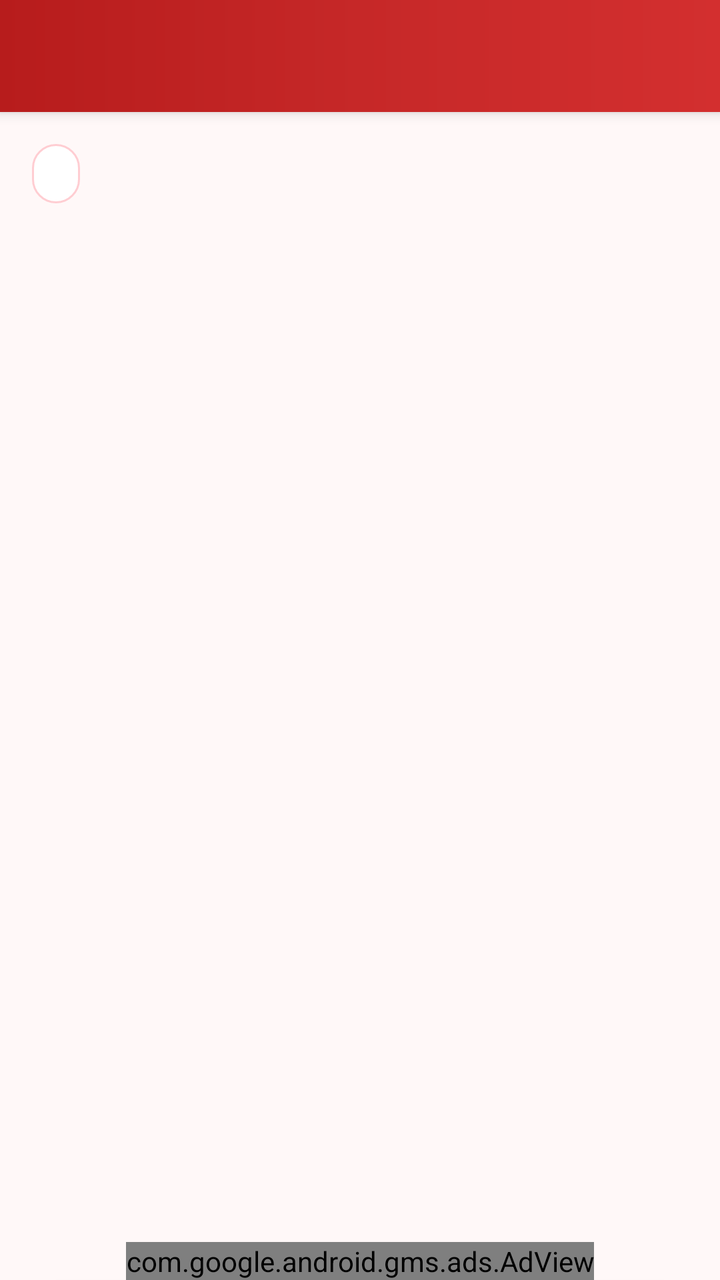
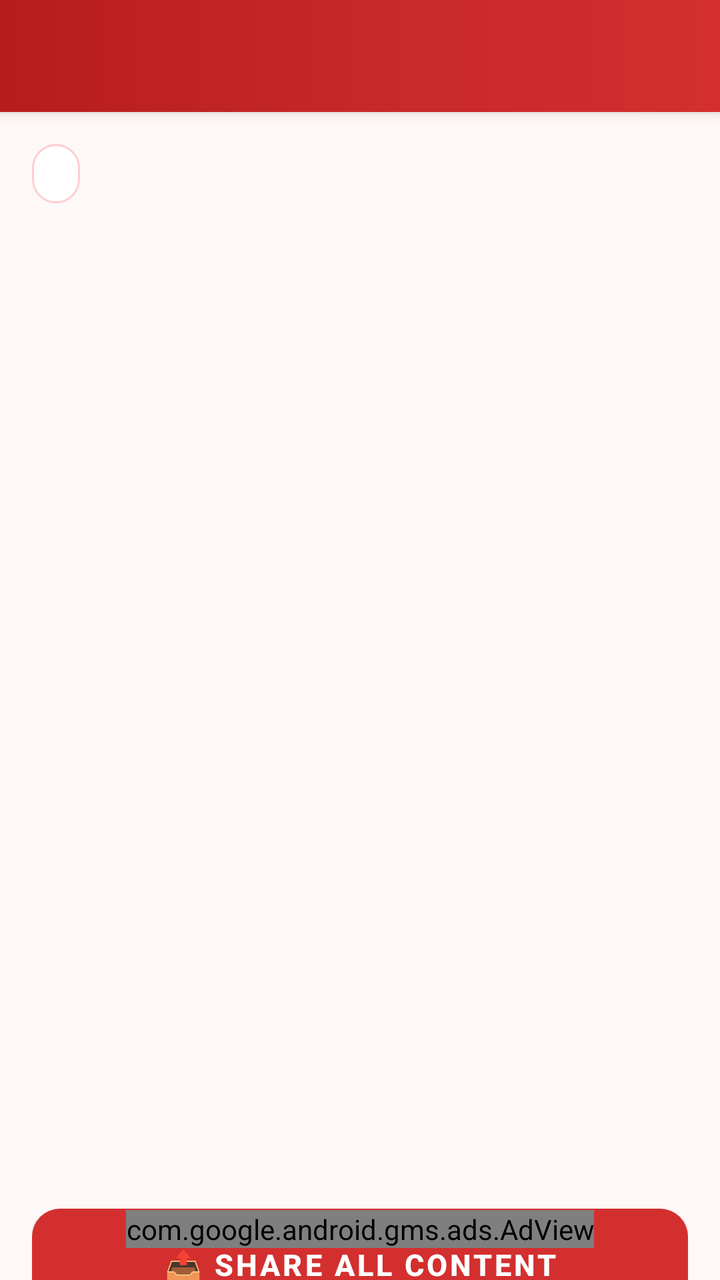

The first picture is an Android layout as it rendered before a commit; the second is the same layout after the commit. The layout source and the unified diff follow.
<!-- AndroidManifest.xml: application theme Theme.AITubeSEO -->
<!-- res/layout/activity_seo_result.xml -->
<?xml version="1.0" encoding="utf-8"?>
<androidx.coordinatorlayout.widget.CoordinatorLayout
    xmlns:android="http://schemas.android.com/apk/res/android"
    xmlns:app="http://schemas.android.com/apk/res-auto"
    xmlns:ads="http://schemas.android.com/apk/res-auto"
    android:layout_width="match_parent"
    android:layout_height="match_parent"
    android:background="@color/background">

    <com.google.android.material.appbar.AppBarLayout
        android:layout_width="match_parent"
        android:layout_height="wrap_content"
        android:theme="@style/ThemeOverlay.MaterialComponents.Dark.ActionBar">
        <androidx.appcompat.widget.Toolbar
            android:id="@+id/toolbar"
            android:layout_width="match_parent"
            android:layout_height="?attr/actionBarSize"
            android:background="@drawable/toolbar_gradient"
            app:titleTextColor="#FFFFFF" />
    </com.google.android.material.appbar.AppBarLayout>

    <androidx.core.widget.NestedScrollView
        android:layout_width="match_parent"
        android:layout_height="match_parent"
        android:paddingBottom="70dp"
        android:clipToPadding="false"
        app:layout_behavior="@string/appbar_scrolling_view_behavior">

        <LinearLayout
            android:layout_width="match_parent"
            android:layout_height="wrap_content"
            android:orientation="vertical"
            android:padding="16dp">

            
            <TextView
                android:id="@+id/tvTopic"
                android:layout_width="wrap_content"
                android:layout_height="wrap_content"
                android:layout_marginBottom="16dp"
                android:textSize="13sp"
                android:textColor="@color/primary_dark"
                android:background="@drawable/card_border"
                android:paddingHorizontal="12dp"
                android:paddingVertical="6dp" />

            
            <com.google.android.material.card.MaterialCardView
                android:id="@+id/cardTitle"
                android:layout_width="match_parent"
                android:layout_height="wrap_content"
                android:layout_marginBottom="14dp"
                android:alpha="0"
                app:cardCornerRadius="18dp"
                app:cardElevation="5dp"
                app:strokeColor="@color/divider"
                app:strokeWidth="1dp">

                <LinearLayout android:layout_width="match_parent" android:layout_height="wrap_content"
                    android:orientation="vertical" android:padding="18dp">

                    
                    <View android:layout_width="match_parent" android:layout_height="4dp"
                        android:background="@drawable/btn_red_gradient"
                        android:layout_marginBottom="14dp"
                        android:layout_marginHorizontal="-18dp" />

                    <LinearLayout android:layout_width="match_parent" android:layout_height="wrap_content"
                        android:orientation="horizontal" android:gravity="center_vertical"
                        android:layout_marginBottom="10dp">
                        <TextView android:layout_width="0dp" android:layout_height="wrap_content"
                            android:layout_weight="1" android:text="📌 YouTube Title"
                            android:textSize="15sp" android:textStyle="bold" android:textColor="@color/primary_dark" />
                        <com.google.android.material.button.MaterialButton
                            android:id="@+id/btnCopyTitle"
                            android:layout_width="wrap_content" android:layout_height="34dp"
                            android:text="📋 Copy" android:textSize="11sp"
                            android:textColor="@color/primary"
                            android:backgroundTint="@color/primary_ultra_light"
                            app:strokeColor="@color/primary" app:strokeWidth="1dp"
                            app:cornerRadius="10dp"
                            style="@style/Widget.MaterialComponents.Button.OutlinedButton" />
                    </LinearLayout>
                    <TextView android:id="@+id/tvTitle" android:layout_width="match_parent"
                        android:layout_height="wrap_content" android:textSize="15sp"
                        android:textStyle="bold" android:lineSpacingExtra="4dp" />
                </LinearLayout>
            </com.google.android.material.card.MaterialCardView>

            
            <com.google.android.material.card.MaterialCardView
                android:id="@+id/cardDescription"
                android:layout_width="match_parent"
                android:layout_height="wrap_content"
                android:layout_marginBottom="14dp"
                android:alpha="0"
                app:cardCornerRadius="18dp"
                app:cardElevation="5dp"
                app:strokeColor="@color/divider"
                app:strokeWidth="1dp">

                <LinearLayout android:layout_width="match_parent" android:layout_height="wrap_content"
                    android:orientation="vertical" android:padding="18dp">
                    <View android:layout_width="match_parent" android:layout_height="4dp"
                        android:background="@drawable/btn_red_gradient"
                        android:layout_marginBottom="14dp" android:layout_marginHorizontal="-18dp" />
                    <LinearLayout android:layout_width="match_parent" android:layout_height="wrap_content"
                        android:orientation="horizontal" android:gravity="center_vertical"
                        android:layout_marginBottom="10dp">
                        <TextView android:layout_width="0dp" android:layout_height="wrap_content"
                            android:layout_weight="1" android:text="📝 Description"
                            android:textSize="15sp" android:textStyle="bold" android:textColor="@color/primary_dark" />
                        <com.google.android.material.button.MaterialButton
                            android:id="@+id/btnCopyDesc"
                            android:layout_width="wrap_content" android:layout_height="34dp"
                            android:text="📋 Copy" android:textSize="11sp"
                            android:textColor="@color/primary" android:backgroundTint="@color/primary_ultra_light"
                            app:strokeColor="@color/primary" app:strokeWidth="1dp" app:cornerRadius="10dp"
                            style="@style/Widget.MaterialComponents.Button.OutlinedButton" />
                    </LinearLayout>
                    <TextView android:id="@+id/tvDescription" android:layout_width="match_parent"
                        android:layout_height="wrap_content" android:textSize="14sp" android:lineSpacingExtra="5dp" />
                </LinearLayout>
            </com.google.android.material.card.MaterialCardView>

            
            <com.google.android.material.card.MaterialCardView
                android:id="@+id/cardTags"
                android:layout_width="match_parent"
                android:layout_height="wrap_content"
                android:layout_marginBottom="14dp"
                android:alpha="0"
                app:cardCornerRadius="18dp"
                app:cardElevation="5dp"
                app:strokeColor="@color/divider"
                app:strokeWidth="1dp">

                <LinearLayout android:layout_width="match_parent" android:layout_height="wrap_content"
                    android:orientation="vertical" android:padding="18dp">
                    <View android:layout_width="match_parent" android:layout_height="4dp"
                        android:background="@drawable/btn_red_gradient"
                        android:layout_marginBottom="14dp" android:layout_marginHorizontal="-18dp" />
                    <LinearLayout android:layout_width="match_parent" android:layout_height="wrap_content"
                        android:orientation="horizontal" android:gravity="center_vertical"
                        android:layout_marginBottom="10dp">
                        <TextView android:layout_width="0dp" android:layout_height="wrap_content"
                            android:layout_weight="1" android:text="🏷️ Tags (20)"
                            android:textSize="15sp" android:textStyle="bold" android:textColor="@color/primary_dark" />
                        <com.google.android.material.button.MaterialButton
                            android:id="@+id/btnCopyTags"
                            android:layout_width="wrap_content" android:layout_height="34dp"
                            android:text="📋 Copy" android:textSize="11sp"
                            android:textColor="@color/primary" android:backgroundTint="@color/primary_ultra_light"
                            app:strokeColor="@color/primary" app:strokeWidth="1dp" app:cornerRadius="10dp"
                            style="@style/Widget.MaterialComponents.Button.OutlinedButton" />
                    </LinearLayout>
                    <TextView android:id="@+id/tvTags" android:layout_width="match_parent"
                        android:layout_height="wrap_content" android:textSize="13sp" android:lineSpacingExtra="4dp"
                        android:textColor="@color/text_secondary" />
                </LinearLayout>
            </com.google.android.material.card.MaterialCardView>

            
            <com.google.android.material.card.MaterialCardView
                android:id="@+id/cardHashtags"
                android:layout_width="match_parent"
                android:layout_height="wrap_content"
                android:layout_marginBottom="14dp"
                android:alpha="0"
                app:cardCornerRadius="18dp"
                app:cardElevation="5dp"
                app:strokeColor="@color/divider"
                app:strokeWidth="1dp">

                <LinearLayout android:layout_width="match_parent" android:layout_height="wrap_content"
                    android:orientation="vertical" android:padding="18dp">
                    <View android:layout_width="match_parent" android:layout_height="4dp"
                        android:background="@drawable/btn_red_gradient"
                        android:layout_marginBottom="14dp" android:layout_marginHorizontal="-18dp" />
                    <LinearLayout android:layout_width="match_parent" android:layout_height="wrap_content"
                        android:orientation="horizontal" android:gravity="center_vertical"
                        android:layout_marginBottom="10dp">
                        <TextView android:layout_width="0dp" android:layout_height="wrap_content"
                            android:layout_weight="1" android:text="#️⃣ Hashtags (15)"
                            android:textSize="15sp" android:textStyle="bold" android:textColor="@color/primary_dark" />
                        <com.google.android.material.button.MaterialButton
                            android:id="@+id/btnCopyHashtags"
                            android:layout_width="wrap_content" android:layout_height="34dp"
                            android:text="📋 Copy" android:textSize="11sp"
                            android:textColor="@color/primary" android:backgroundTint="@color/primary_ultra_light"
                            app:strokeColor="@color/primary" app:strokeWidth="1dp" app:cornerRadius="10dp"
                            style="@style/Widget.MaterialComponents.Button.OutlinedButton" />
                    </LinearLayout>
                    <TextView android:id="@+id/tvHashtags" android:layout_width="match_parent"
                        android:layout_height="wrap_content" android:textSize="13sp" android:lineSpacingExtra="4dp"
                        android:textColor="@color/primary_dark" android:textStyle="bold" />
                </LinearLayout>
            </com.google.android.material.card.MaterialCardView>

            
            <com.google.android.material.button.MaterialButton
                android:id="@+id/btnShareAll"
                android:layout_width="match_parent"
                android:layout_height="56dp"
                android:text="📤  Share All Content"
                android:textSize="15sp"
                android:textStyle="bold"
                android:textColor="#FFFFFF"
                android:background="@drawable/btn_red_gradient"
                app:cornerRadius="14dp"
                android:backgroundTint="@null" />

        </LinearLayout>
    </androidx.core.widget.NestedScrollView>

    <com.google.android.gms.ads.AdView
        android:id="@+id/bannerAdView"
        android:layout_width="wrap_content"
        android:layout_height="wrap_content"
        android:layout_gravity="bottom|center_horizontal"
        ads:adSize="BANNER"
        ads:adUnitId="ca-app-pub-3940256099942544/6300978111" />

</androidx.coordinatorlayout.widget.CoordinatorLayout>
<!-- resources referenced by this layout -->
<resources>
  <color name="background">#FFF8F8</color>
  <color name="divider">#FFCDD2</color>
  <color name="primary">#D32F2F</color>
  <color name="primary_dark">#B71C1C</color>
  <color name="primary_ultra_light">#FFEBEE</color>
  <color name="text_secondary">#757575</color>
  <!-- drawable btn_red_gradient (drawable) -->
  <?xml version="1.0" encoding="utf-8"?>
  <selector xmlns:android="http://schemas.android.com/apk/res/android">
      <item android:state_pressed="true">
          <shape android:shape="rectangle">
              <gradient android:startColor="#B71C1C" android:endColor="#C62828" android:angle="135" />
              <corners android:radius="14dp" />
          </shape>
      </item>
      <item>
          <shape android:shape="rectangle">
              <gradient android:startColor="#C62828" android:endColor="#EF5350" android:angle="135" />
              <corners android:radius="14dp" />
          </shape>
      </item>
  </selector>
  <!-- drawable card_border (drawable) -->
  <?xml version="1.0" encoding="utf-8"?>
  <shape xmlns:android="http://schemas.android.com/apk/res/android"
      android:shape="rectangle">
      <stroke android:width="1dp" android:color="#FFCDD2" />
      <corners android:radius="16dp" />
      <solid android:color="#FFFFFF" />
  </shape>
  <!-- drawable toolbar_gradient (drawable) -->
  <?xml version="1.0" encoding="utf-8"?>
  <shape xmlns:android="http://schemas.android.com/apk/res/android">
      <gradient
          android:startColor="#B71C1C"
          android:centerColor="#C62828"
          android:endColor="#D32F2F"
          android:angle="0"
          android:type="linear" />
  </shape>
  <style name="Theme.AITubeSEO" parent="Theme.MaterialComponents.DayNight.NoActionBar">
          <item name="colorPrimary">@color/primary</item>
          <item name="colorPrimaryVariant">@color/primary_dark</item>
          <item name="colorSecondary">@color/accent</item>
          <item name="colorSecondaryVariant">@color/accent_dark</item>
          <item name="colorSurface">@color/surface</item>
          <item name="android:colorBackground">@color/background</item>
          <item name="colorError">@color/error</item>
          <item name="colorOnPrimary">@color/white</item>
          <item name="colorOnSecondary">@color/white</item>
          <item name="colorOnSurface">@color/text_primary</item>
          <item name="colorOnBackground">@color/text_primary</item>
          <item name="android:statusBarColor">@color/primary_dark</item>
          <item name="android:navigationBarColor">@color/primary_dark</item>
      </style>
  <color name="accent">#FF1744</color>
  <color name="accent_dark">#D50000</color>
  <color name="surface">#FFFFFF</color>
  <color name="error">#B71C1C</color>
  <color name="white">#FFFFFF</color>
  <color name="text_primary">#1A1A1A</color>
</resources>

<!-- the commit's change to res/layout/activity_seo_result.xml (unified diff, before → after) -->
@@ -11,18 +11,20 @@
         android:layout_width="match_parent"
         android:layout_height="wrap_content"
         android:theme="@style/ThemeOverlay.MaterialComponents.Dark.ActionBar">
+
         <androidx.appcompat.widget.Toolbar
             android:id="@+id/toolbar"
             android:layout_width="match_parent"
             android:layout_height="?attr/actionBarSize"
             android:background="@drawable/toolbar_gradient"
-            app:titleTextColor="#FFFFFF" />
+            app:titleTextColor="#FFFFFF"/>
+
     </com.google.android.material.appbar.AppBarLayout>
 
     <androidx.core.widget.NestedScrollView
         android:layout_width="match_parent"
         android:layout_height="match_parent"
-        android:paddingBottom="70dp"
+        android:paddingBottom="120dp"
         android:clipToPadding="false"
         app:layout_behavior="@string/appbar_scrolling_view_behavior">
 
@@ -32,7 +34,6 @@
             android:orientation="vertical"
             android:padding="16dp">
 
-            
             <TextView
                 android:id="@+id/tvTopic"
                 android:layout_width="wrap_content"
@@ -42,9 +43,8 @@
                 android:textColor="@color/primary_dark"
                 android:background="@drawable/card_border"
                 android:paddingHorizontal="12dp"
-                android:paddingVertical="6dp" />
-
-            
+                android:paddingVertical="6dp"/>
+
             <com.google.android.material.card.MaterialCardView
                 android:id="@+id/cardTitle"
                 android:layout_width="match_parent"
@@ -56,38 +56,62 @@
                 app:strokeColor="@color/divider"
                 app:strokeWidth="1dp">
 
-                <LinearLayout android:layout_width="match_parent" android:layout_height="wrap_content"
-                    android:orientation="vertical" android:padding="18dp">
-
-                    
-                    <View android:layout_width="match_parent" android:layout_height="4dp"
+                <LinearLayout
+                    android:layout_width="match_parent"
+                    android:layout_height="wrap_content"
+                    android:orientation="vertical"
+                    android:padding="18dp">
+
+                    <View
+                        android:layout_width="match_parent"
+                        android:layout_height="4dp"
                         android:background="@drawable/btn_red_gradient"
                         android:layout_marginBottom="14dp"
-                        android:layout_marginHorizontal="-18dp" />
-
-                    <LinearLayout android:layout_width="match_parent" android:layout_height="wrap_content"
-                        android:orientation="horizontal" android:gravity="center_vertical"
+                        android:layout_marginHorizontal="-18dp"/>
+
+                    <LinearLayout
+                        android:layout_width="match_parent"
+                        android:layout_height="wrap_content"
+                        android:orientation="horizontal"
+                        android:gravity="center_vertical"
                         android:layout_marginBottom="10dp">
-                        <TextView android:layout_width="0dp" android:layout_height="wrap_content"
-                            android:layout_weight="1" android:text="📌 YouTube Title"
-                            android:textSize="15sp" android:textStyle="bold" android:textColor="@color/primary_dark" />
+
+                        <TextView
+                            android:layout_width="0dp"
+                            android:layout_height="wrap_content"
+                            android:layout_weight="1"
+                            android:text="📌 YouTube Title"
+                            android:textSize="15sp"
+                            android:textStyle="bold"
+                            android:textColor="@color/primary_dark"/>
+
                         <com.google.android.material.button.MaterialButton
                             android:id="@+id/btnCopyTitle"
-                            android:layout_width="wrap_content" android:layout_height="34dp"
-                            android:text="📋 Copy" android:textSize="11sp"
+                            android:layout_width="wrap_content"
+                            android:layout_height="34dp"
+                            android:text="📋 Copy"
+                            android:textSize="11sp"
                             android:textColor="@color/primary"
                             android:backgroundTint="@color/primary_ultra_light"
-                            app:strokeColor="@color/primary" app:strokeWidth="1dp"
+                            app:strokeColor="@color/primary"
+                            app:strokeWidth="1dp"
                             app:cornerRadius="10dp"
-                            style="@style/Widget.MaterialComponents.Button.OutlinedButton" />
+                            style="@style/Widget.MaterialComponents.Button.OutlinedButton"/>
+
                     </LinearLayout>
-                    <TextView android:id="@+id/tvTitle" android:layout_width="match_parent"
-                        android:layout_height="wrap_content" android:textSize="15sp"
-                        android:textStyle="bold" android:lineSpacingExtra="4dp" />
+
+                    <TextView
+                        android:id="@+id/tvTitle"
+                        android:layout_width="match_parent"
+                        android:layout_height="wrap_content"
+                        android:textSize="15sp"
+                        android:textStyle="bold"
+                        android:lineSpacingExtra="4dp"/>
+
                 </LinearLayout>
+
             </com.google.android.material.card.MaterialCardView>
 
-            
             <com.google.android.material.card.MaterialCardView
                 android:id="@+id/cardDescription"
                 android:layout_width="match_parent"
@@ -99,31 +123,61 @@
                 app:strokeColor="@color/divider"
                 app:strokeWidth="1dp">
 
-                <LinearLayout android:layout_width="match_parent" android:layout_height="wrap_content"
-                    android:orientation="vertical" android:padding="18dp">
-                    <View android:layout_width="match_parent" android:layout_height="4dp"
+                <LinearLayout
+                    android:layout_width="match_parent"
+                    android:layout_height="wrap_content"
+                    android:orientation="vertical"
+                    android:padding="18dp">
+
+                    <View
+                        android:layout_width="match_parent"
+                        android:layout_height="4dp"
                         android:background="@drawable/btn_red_gradient"
-                        android:layout_marginBottom="14dp" android:layout_marginHorizontal="-18dp" />
-                    <LinearLayout android:layout_width="match_parent" android:layout_height="wrap_content"
-                        android:orientation="horizontal" android:gravity="center_vertical"
+                        android:layout_marginBottom="14dp"
+                        android:layout_marginHorizontal="-18dp"/>
+
+                    <LinearLayout
+                        android:layout_width="match_parent"
+                        android:layout_height="wrap_content"
+                        android:orientation="horizontal"
+                        android:gravity="center_vertical"
                         android:layout_marginBottom="10dp">
-                        <TextView android:layout_width="0dp" android:layout_height="wrap_content"
-                            android:layout_weight="1" android:text="📝 Description"
-                            android:textSize="15sp" android:textStyle="bold" android:textColor="@color/primary_dark" />
+
+                        <TextView
+                            android:layout_width="0dp"
+                            android:layout_height="wrap_content"
+                            android:layout_weight="1"
+                            android:text="📝 Description"
+                            android:textSize="15sp"
+                            android:textStyle="bold"
+                            android:textColor="@color/primary_dark"/>
+
                         <com.google.android.material.button.MaterialButton
                             android:id="@+id/btnCopyDesc"
-                            android:layout_width="wrap_content" android:layout_height="34dp"
-                            android:text="📋 Copy" android:textSize="11sp"
-                            android:textColor="@color/primary" android:backgroundTint="@color/primary_ultra_light"
-                            app:strokeColor="@color/primary" app:strokeWidth="1dp" app:cornerRadius="10dp"
-                            style="@style/Widget.MaterialComponents.Button.OutlinedButton" />
+                            android:layout_width="wrap_content"
+                            android:layout_height="34dp"
+                            android:text="📋 Copy"
+                            android:textSize="11sp"
+                            android:textColor="@color/primary"
+                            android:backgroundTint="@color/primary_ultra_light"
+                            app:strokeColor="@color/primary"
+                            app:strokeWidth="1dp"
+                            app:cornerRadius="10dp"
+                            style="@style/Widget.MaterialComponents.Button.OutlinedButton"/>
+
                     </LinearLayout>
-                    <TextView android:id="@+id/tvDescription" android:layout_width="match_parent"
-                        android:layout_height="wrap_content" android:textSize="14sp" android:lineSpacingExtra="5dp" />
+
+                    <TextView
+                        android:id="@+id/tvDescription"
+                        android:layout_width="match_parent"
+                        android:layout_height="wrap_content"
+                        android:textSize="14sp"
+                        android:lineSpacingExtra="5dp"/>
+
                 </LinearLayout>
+
             </com.google.android.material.card.MaterialCardView>
 
-            
             <com.google.android.material.card.MaterialCardView
                 android:id="@+id/cardTags"
                 android:layout_width="match_parent"
@@ -135,32 +189,54 @@
                 app:strokeColor="@color/divider"
                 app:strokeWidth="1dp">
 
-                <LinearLayout android:layout_width="match_parent" android:layout_height="wrap_content"
-                    android:orientation="vertical" android:padding="18dp">
-                    <View android:layout_width="match_parent" android:layout_height="4dp"
-                        android:background="@drawable/btn_red_gradient"
-                        android:layout_marginBottom="14dp" android:layout_marginHorizontal="-18dp" />
-                    <LinearLayout android:layout_width="match_parent" android:layout_height="wrap_content"
-                        android:orientation="horizontal" android:gravity="center_vertical"
+                <LinearLayout
+                    android:layout_width="match_parent"
+                    android:layout_height="wrap_content"
+                    android:orientation="vertical"
+                    android:padding="18dp">
+
+                    <LinearLayout
+                        android:layout_width="match_parent"
+                        android:layout_height="wrap_content"
+                        android:orientation="horizontal"
+                        android:gravity="center_vertical"
                         android:layout_marginBottom="10dp">
-                        <TextView android:layout_width="0dp" android:layout_height="wrap_content"
-                            android:layout_weight="1" android:text="🏷️ Tags (20)"
-                            android:textSize="15sp" android:textStyle="bold" android:textColor="@color/primary_dark" />
+
+                        <TextView
+                            android:layout_width="0dp"
+                            android:layout_height="wrap_content"
+                            android:layout_weight="1"
+                            android:text="🏷️ Tags (20)"
+                            android:textSize="15sp"
+                            android:textStyle="bold"
+                            android:textColor="@color/primary_dark"/>
+
                         <com.google.android.material.button.MaterialButton
                             android:id="@+id/btnCopyTags"
-                            android:layout_width="wrap_content" android:layout_height="34dp"
-                            android:text="📋 Copy" android:textSize="11sp"
-                            android:textColor="@color/primary" android:backgroundTint="@color/primary_ultra_light"
-                            app:strokeColor="@color/primary" app:strokeWidth="1dp" app:cornerRadius="10dp"
-                            style="@style/Widget.MaterialComponents.Button.OutlinedButton" />
+                            android:layout_width="wrap_content"
+                            android:layout_height="34dp"
+                            android:text="📋 Copy"
+                            android:textSize="11sp"
+                            android:textColor="@color/primary"
+                            android:backgroundTint="@color/primary_ultra_light"
+                            app:strokeColor="@color/primary"
+                            app:strokeWidth="1dp"
+                            app:cornerRadius="10dp"
+                            style="@style/Widget.MaterialComponents.Button.OutlinedButton"/>
+
                     </LinearLayout>
-                    <TextView android:id="@+id/tvTags" android:layout_width="match_parent"
-                        android:layout_height="wrap_content" android:textSize="13sp" android:lineSpacingExtra="4dp"
-                        android:textColor="@color/text_secondary" />
+
+                    <TextView
+                        android:id="@+id/tvTags"
+                        android:layout_width="match_parent"
+                        android:layout_height="wrap_content"
+                        android:textSize="13sp"
+                        android:textColor="@color/text_secondary"/>
+
                 </LinearLayout>
+
             </com.google.android.material.card.MaterialCardView>
 
-            
             <com.google.android.material.card.MaterialCardView
                 android:id="@+id/cardHashtags"
                 android:layout_width="match_parent"
@@ -172,45 +248,69 @@
                 app:strokeColor="@color/divider"
                 app:strokeWidth="1dp">
 
-                <LinearLayout android:layout_width="match_parent" android:layout_height="wrap_content"
-                    android:orientation="vertical" android:padding="18dp">
-                    <View android:layout_width="match_parent" android:layout_height="4dp"
-                        android:background="@drawable/btn_red_gradient"
-                        android:layout_marginBottom="14dp" android:layout_marginHorizontal="-18dp" />
-                    <LinearLayout android:layout_width="match_parent" android:layout_height="wrap_content"
-                        android:orientation="horizontal" android:gravity="center_vertical"
+                <LinearLayout
+                    android:layout_width="match_parent"
+                    android:layout_height="wrap_content"
+                    android:orientation="vertical"
+                    android:padding="18dp">
+
+                    <LinearLayout
+                        android:layout_width="match_parent"
+                        android:layout_height="wrap_content"
+                        android:orientation="horizontal"
+                        android:gravity="center_vertical"
                         android:layout_marginBottom="10dp">
-                        <TextView android:layout_width="0dp" android:layout_height="wrap_content"
-                            android:layout_weight="1" android:text="#️⃣ Hashtags (15)"
-                            android:textSize="15sp" android:textStyle="bold" android:textColor="@color/primary_dark" />
+
+                        <TextView
+                            android:layout_width="0dp"
+                            android:layout_height="wrap_content"
+                            android:layout_weight="1"
+                            android:text="#️⃣ Hashtags (15)"
+                            android:textSize="15sp"
+                            android:textStyle="bold"
+                            android:textColor="@color/primary_dark"/>
+
                         <com.google.android.material.button.MaterialButton
                             android:id="@+id/btnCopyHashtags"
-                            android:layout_width="wrap_content" android:layout_height="34dp"
-                            android:text="📋 Copy" android:textSize="11sp"
-                            android:textColor="@color/primary" android:backgroundTint="@color/primary_ultra_light"
-                            app:strokeColor="@color/primary" app:strokeWidth="1dp" app:cornerRadius="10dp"
-                            style="@style/Widget.MaterialComponents.Button.OutlinedButton" />
+                            android:layout_width="wrap_content"
+                            android:layout_height="34dp"
+                            android:text="📋 Copy"
+                            android:textSize="11sp"
+                            android:textColor="@color/primary"
+                            android:backgroundTint="@color/primary_ultra_light"
+                            app:strokeColor="@color/primary"
+                            app:strokeWidth="1dp"
+                            app:cornerRadius="10dp"
+                            style="@style/Widget.MaterialComponents.Button.OutlinedButton"/>
+
                     </LinearLayout>
-                    <TextView android:id="@+id/tvHashtags" android:layout_width="match_parent"
-                        android:layout_height="wrap_content" android:textSize="13sp" android:lineSpacingExtra="4dp"
-                        android:textColor="@color/primary_dark" android:textStyle="bold" />
+
+                    <TextView
+                        android:id="@+id/tvHashtags"
+                        android:layout_width="match_parent"
+                        android:layout_height="wrap_content"
+                        android:textSize="13sp"
+                        android:textStyle="bold"
+                        android:textColor="@color/primary_dark"/>
+
                 </LinearLayout>
+
             </com.google.android.material.card.MaterialCardView>
 
-            
             <com.google.android.material.button.MaterialButton
                 android:id="@+id/btnShareAll"
                 android:layout_width="match_parent"
                 android:layout_height="56dp"
-                android:text="📤  Share All Content"
+                android:text="📤 Share All Content"
                 android:textSize="15sp"
                 android:textStyle="bold"
                 android:textColor="#FFFFFF"
                 android:background="@drawable/btn_red_gradient"
                 app:cornerRadius="14dp"
-                android:backgroundTint="@null" />
+                android:backgroundTint="@null"/>
 
         </LinearLayout>
+
     </androidx.core.widget.NestedScrollView>
 
     <com.google.android.gms.ads.AdView
@@ -218,7 +318,8 @@
         android:layout_width="wrap_content"
         android:layout_height="wrap_content"
         android:layout_gravity="bottom|center_horizontal"
+        android:layout_marginBottom="16dp"
         ads:adSize="BANNER"
-        ads:adUnitId="ca-app-pub-3940256099942544/6300978111" />
+        ads:adUnitId="ca-app-pub-3940256099942544/6300978111"/>
 
 </androidx.coordinatorlayout.widget.CoordinatorLayout>
